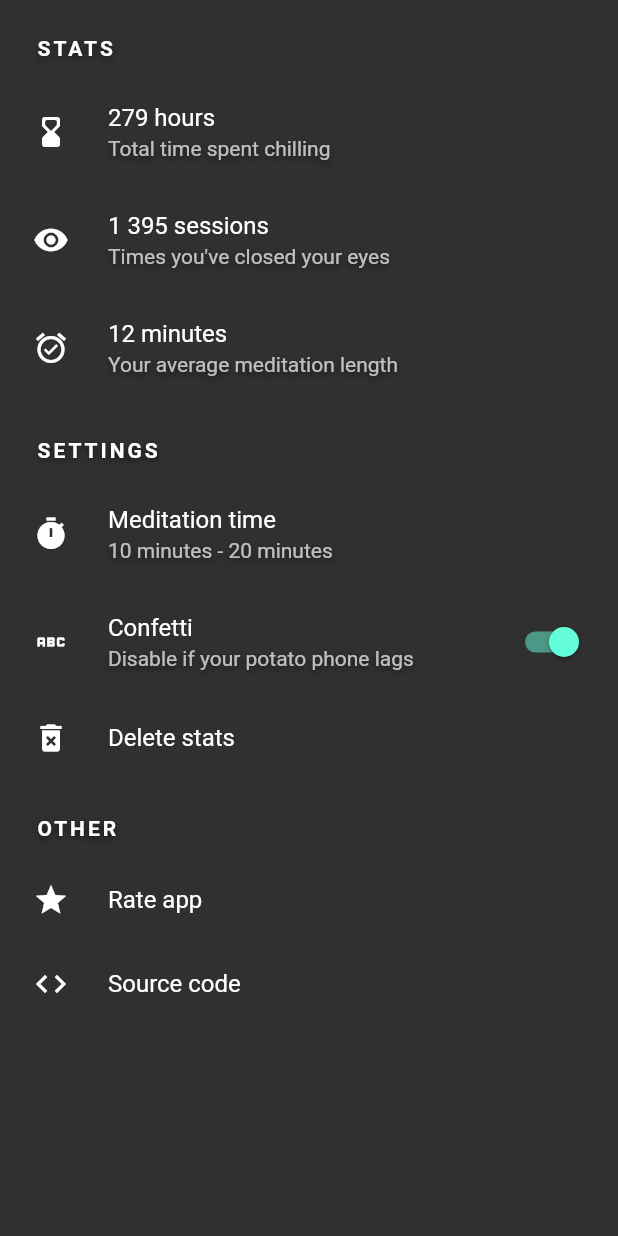
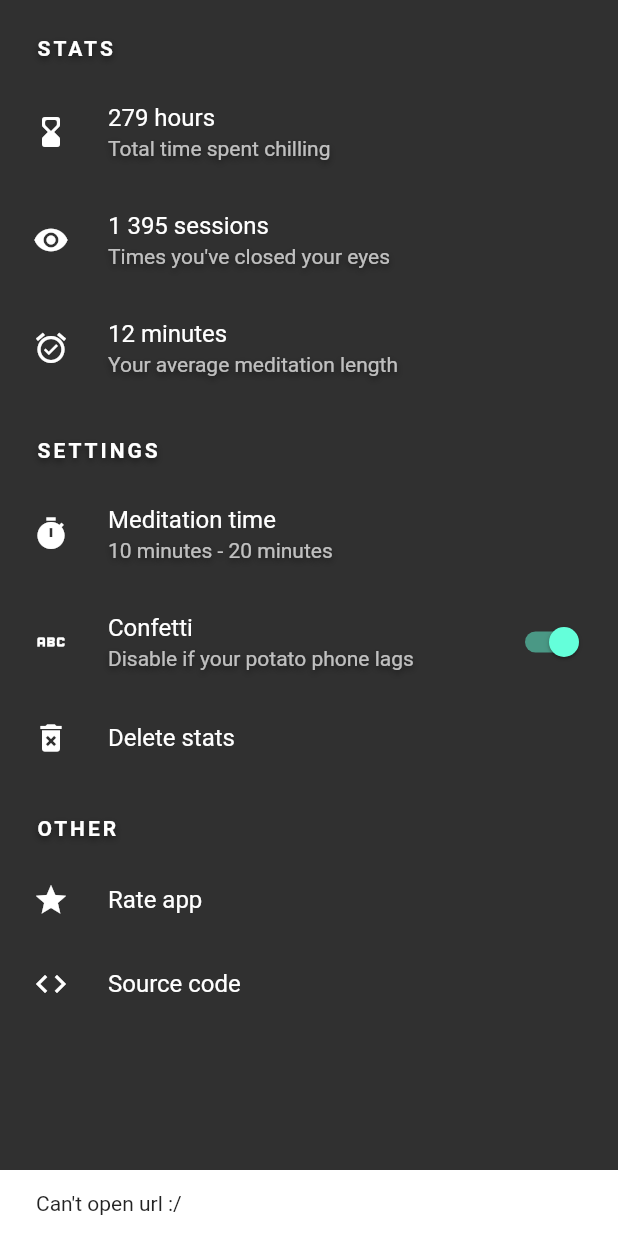
Before and after one commit to Steellow/zen, a Flutter app: the SettingsScreen screen opened directly, after a tap on "Rate app", on a phone screen of 412 x 824 dp. Run offline on Flutter 3.47's test engine with Material 2 defaults, Android fonts, the phone set to English and light mode, and no system bars; our stand-ins replace audioplayers, circular_countdown_timer, confetti, flutter_spinbox, hive_flutter; accounts and stored records are empty.

```diff
--- a/lib/settings_screen/tiles/rate_app_tile.dart
+++ b/lib/settings_screen/tiles/rate_app_tile.dart
@@ -1,5 +1,6 @@
 import 'package:flutter/material.dart';
 import 'package:zen_app/common_widgets/center_icon.dart';
+import 'package:zen_app/util/util.dart';
 
 class RateAppTile extends StatelessWidget {
   const RateAppTile({super.key});
@@ -8,7 +9,7 @@ class RateAppTile extends StatelessWidget {
   Widget build(BuildContext context) {
     return ListTile(
       onTap: () {
-        // LaunchReview.launch() TODO
+        openUrl(context, "TODO");
       },
       leading: const CenterIcon(icon: Icon(Icons.star)),
       title: const Text("Rate app"),
--- a/lib/util/util.dart
+++ b/lib/util/util.dart
@@ -1,6 +1,22 @@
 import 'dart:math';
+
+import 'package:flutter/material.dart';
+import 'package:url_launcher/url_launcher.dart';
 
 double randomBetween(double min, double max) =>
     Random().nextDouble() * (max - min) + min;
 
 int getCurrentHour() => DateTime.now().hour;
+
+void openUrl(BuildContext context, String rawUrl) async {
+  final Uri url = Uri.parse(rawUrl);
+  if (await canLaunchUrl(url)) {
+    launchUrl(url);
+  } else {
+    ScaffoldMessenger.of(context).showSnackBar(
+      const SnackBar(
+        content: Text("Can't open url :/"),
+      ),
+    );
+  }
+}
```
Also changed, not shown: lib/settings_screen/tiles/source_code_tile.dart (+2 -15 lines), 1 other file.
